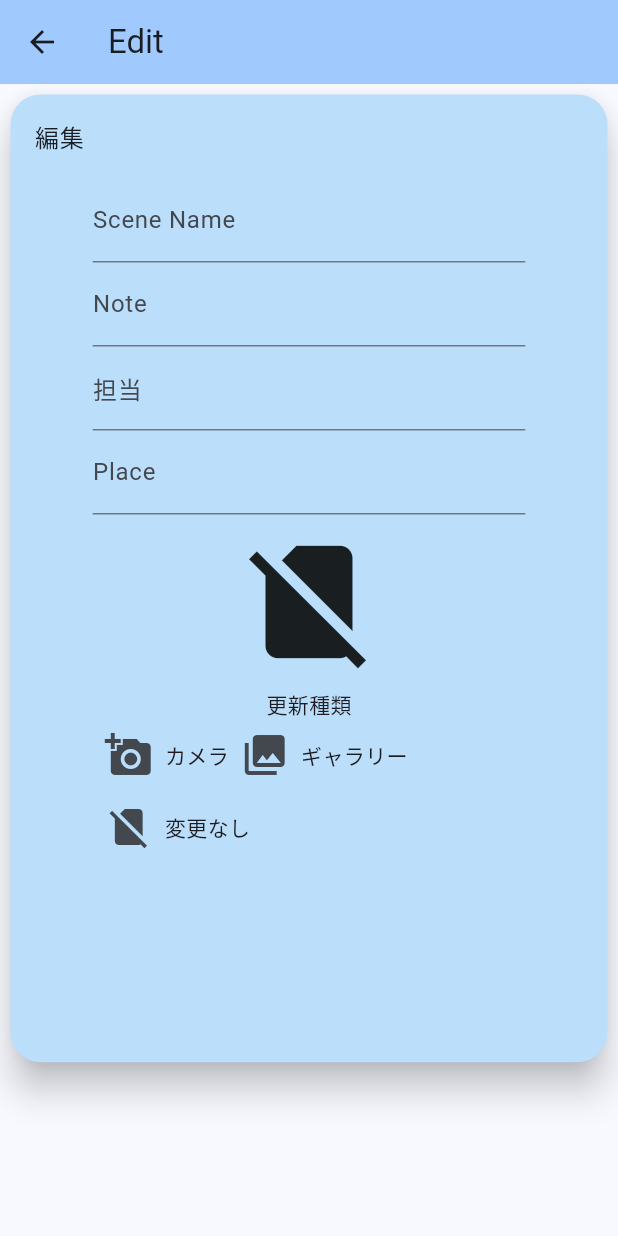
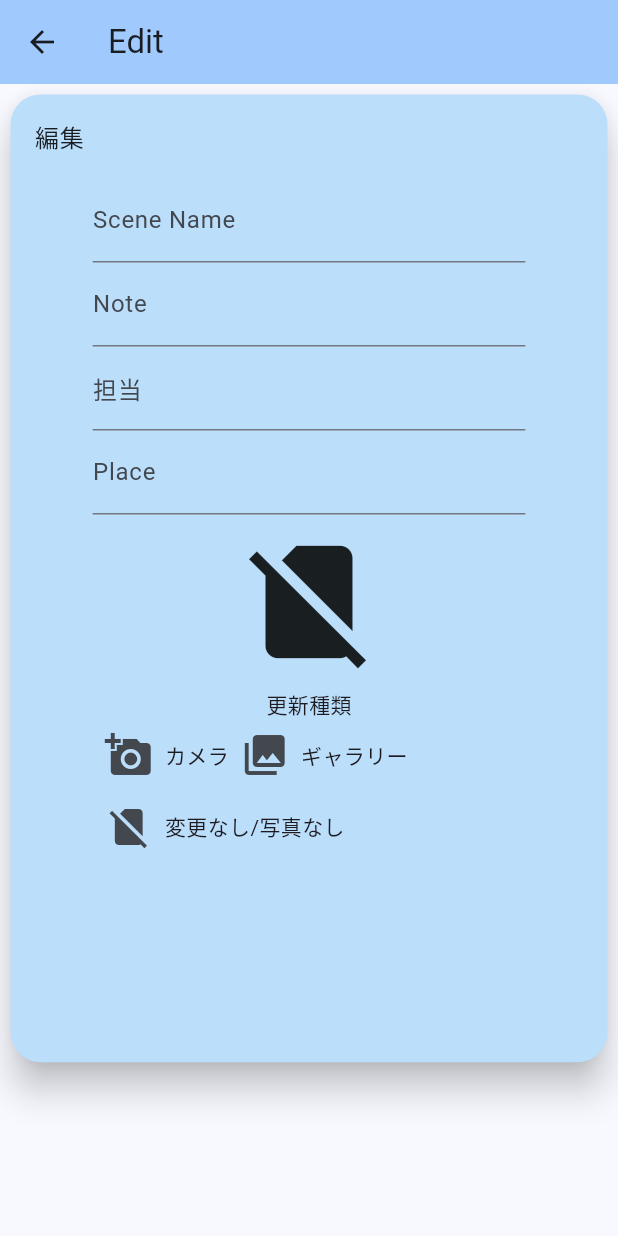
Before and after one commit to snrnapa/surveying_flutter, a Flutter app: the SurveyingListEdit screen opened directly with empty values, on a phone screen of 412 x 824 dp. Run offline on Flutter 3.47's test engine with Material 3 defaults, Android fonts, the phone set to English and light mode, and no system bars; our stand-ins replace google_fonts, image_picker, sqflite; missing offline and left inert: flutter_email_sender; accounts and stored records are empty; Roboto replaces fonts that are missing (Murecho).

```diff
--- a/lib/components/utils.dart
+++ b/lib/components/utils.dart
@@ -129,10 +129,8 @@ class Utils {
   SnackBar makeSnackBar(String str) {
     final snackBar = SnackBar(
       content: Text(str),
-      action: SnackBarAction(
-        label: 'OK',
-        onPressed: () {},
-      ),
+      duration: const Duration(milliseconds: 2000),
+      shape: RoundedRectangleBorder(borderRadius: BorderRadius.circular(10.0)),
     );
 
     return snackBar;
--- a/lib/surveying_list_edit.dart
+++ b/lib/surveying_list_edit.dart
@@ -163,7 +163,7 @@ class _SurveyingListEditPageState extends State<SurveyingListEdit> {
                                         size: 32,
                                       ),
                                     ),
-                                    Text("変更なし"),
+                                    Text("変更なし/写真なし"),
                                   ],
                                 )
                               ],
```
